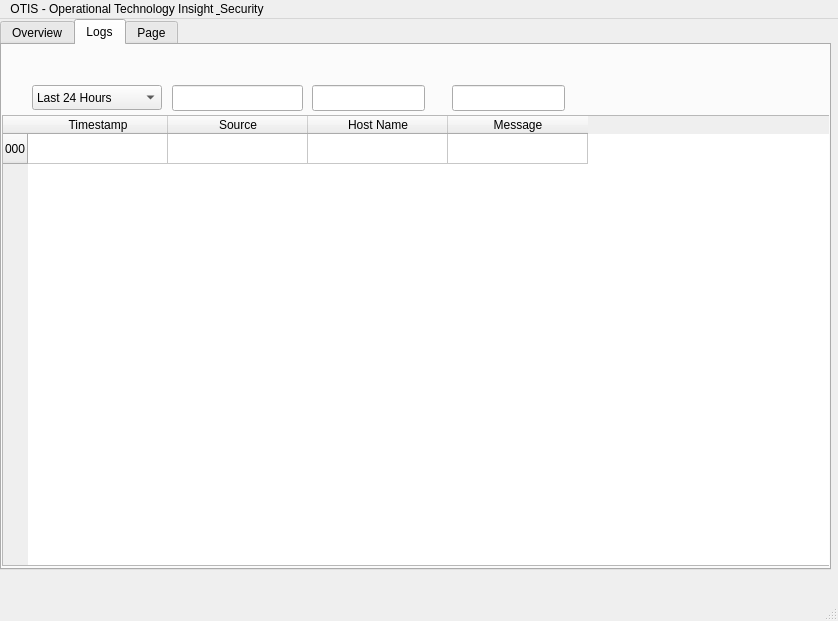
The window that mainwindow.ui (josschi95/OTIS) describes before a commit, drawn with Qt 5.
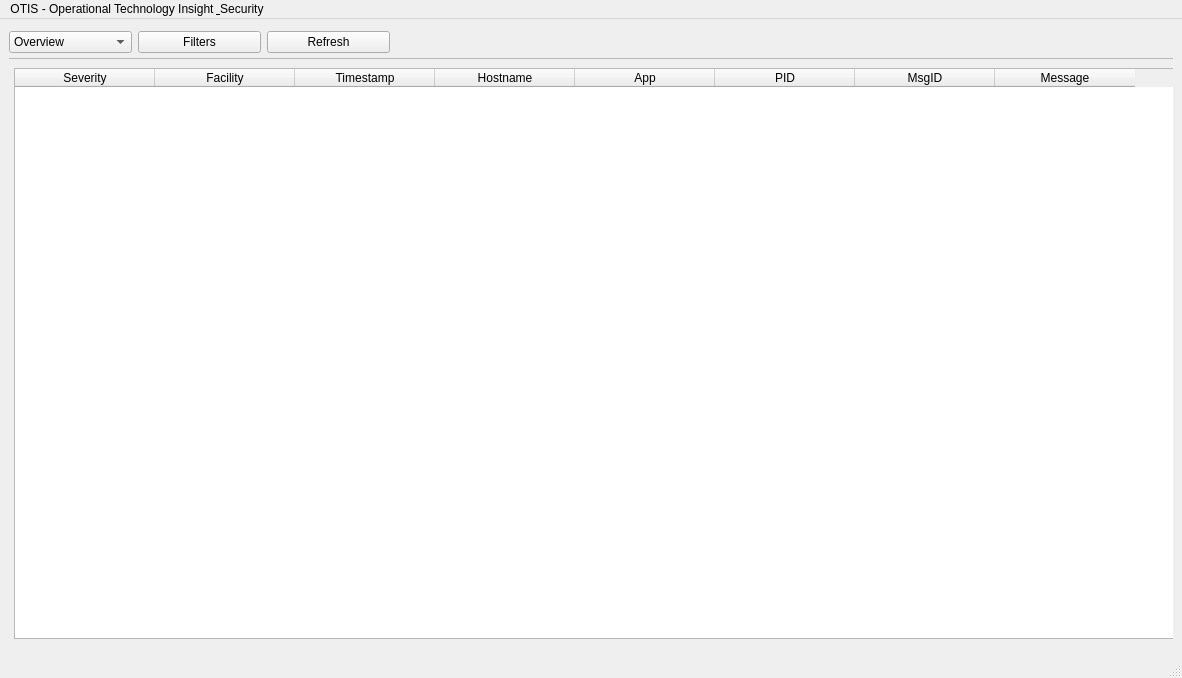
The same window after the commit. The open tabs and pages were chosen to show the change.

Commit message: Changed app layout, switched table format

Diff of the .ui file:
```diff
--- a/mainwindow.ui
+++ b/mainwindow.ui
@@ -6,57 +6,132 @@
    <rect>
     <x>0</x>
     <y>0</y>
-    <width>838</width>
-    <height>621</height>
+    <width>1182</width>
+    <height>678</height>
    </rect>
   </property>
   <property name="windowTitle">
    <string>MainWindow</string>
   </property>
   <widget class="QWidget" name="centralwidget">
-   <widget class="QTabWidget" name="tabWidget">
+   <layout class="QVBoxLayout" name="verticalLayout">
+    <item>
+     <widget class="QStackedWidget" name="stackedWidget">
+      <widget class="QWidget" name="idx0_overview">
+       <widget class="QComboBox" name="overviewPageSelect">
     <property name="geometry">
      <rect>
       <x>0</x>
       <y>0</y>
-      <width>831</width>
-      <height>551</height>
-     </rect>
-    </property>
-    <property name="currentIndex">
-     <number>2</number>
-    </property>
-    <widget class="QWidget" name="overview">
-     <attribute name="title">
+          <width>122</width>
+          <height>26</height>
+         </rect>
+        </property>
+        <item>
+         <property name="text">
       <string>Overview</string>
-     </attribute>
-     <widget class="QPushButton" name="testWindowButton">
+         </property>
+        </item>
+        <item>
+         <property name="text">
+          <string>Devices</string>
+         </property>
+        </item>
+        <item>
+         <property name="text">
+          <string>Rules</string>
+         </property>
+        </item>
+        <item>
+         <property name="text">
+          <string>Logs</string>
+         </property>
+        </item>
+       </widget>
+      </widget>
+      <widget class="QWidget" name="idx1_devices">
+       <widget class="QComboBox" name="devicesPageSelect">
       <property name="geometry">
        <rect>
-        <x>700</x>
-        <y>10</y>
-        <width>86</width>
+          <x>0</x>
+          <y>0</y>
+          <width>122</width>
         <height>26</height>
        </rect>
       </property>
+        <item>
       <property name="text">
-       <string>TEST</string>
-      </property>
-     </widget>
-    </widget>
-    <widget class="QWidget" name="logs">
-     <attribute name="title">
+          <string>Overview</string>
+         </property>
+        </item>
+        <item>
+         <property name="text">
+          <string>Devices</string>
+         </property>
+        </item>
+        <item>
+         <property name="text">
+          <string>Rules</string>
+         </property>
+        </item>
+        <item>
+         <property name="text">
+          <string>Logs</string>
+         </property>
+        </item>
+       </widget>
+      </widget>
+      <widget class="QWidget" name="idx2_rules">
+       <widget class="QComboBox" name="rulesPageSelect">
+        <property name="geometry">
+         <rect>
+          <x>0</x>
+          <y>0</y>
+          <width>122</width>
+          <height>26</height>
+         </rect>
+        </property>
+        <item>
+         <property name="text">
+          <string>Overview</string>
+         </property>
+        </item>
+        <item>
+         <property name="text">
+          <string>Devices</string>
+         </property>
+        </item>
+        <item>
+         <property name="text">
+          <string>Rules</string>
+         </property>
+        </item>
+        <item>
+         <property name="text">
       <string>Logs</string>
-     </attribute>
+         </property>
+        </item>
+       </widget>
+      </widget>
+      <widget class="QWidget" name="idx3_logs">
+       <widget class="QFrame" name="frame_3">
+        <property name="geometry">
+         <rect>
+          <x>-5</x>
+          <y>30</y>
+          <width>1181</width>
+          <height>591</height>
+         </rect>
+        </property>
+        <property name="frameShape">
+         <enum>QFrame::Shape::StyledPanel</enum>
+        </property>
+        <property name="frameShadow">
+         <enum>QFrame::Shadow::Raised</enum>
+        </property>
+        <layout class="QHBoxLayout" name="horizontalLayout_6">
+         <item>
      <widget class="QTableWidget" name="logTable">
-      <property name="geometry">
-       <rect>
-        <x>0</x>
-        <y>70</y>
-        <width>831</width>
-        <height>451</height>
-       </rect>
-      </property>
       <property name="verticalScrollBarPolicy">
        <enum>Qt::ScrollBarPolicy::ScrollBarAsNeeded</enum>
       </property>
@@ -66,11 +141,16 @@
       <attribute name="horizontalHeaderDefaultSectionSize">
        <number>140</number>
       </attribute>
-      <row>
+           <column>
        <property name="text">
-        <string>000</string>
-       </property>
-      </row>
+             <string>Severity</string>
+            </property>
+           </column>
+           <column>
+            <property name="text">
+             <string>Facility</string>
+            </property>
+           </column>
       <column>
        <property name="text">
         <string>Timestamp</string>
@@ -78,12 +158,22 @@
       </column>
       <column>
        <property name="text">
-        <string>Source</string>
+             <string>Hostname</string>
        </property>
       </column>
       <column>
        <property name="text">
-        <string>Host Name</string>
+             <string>App</string>
+            </property>
+           </column>
+           <column>
+            <property name="text">
+             <string>PID</string>
+            </property>
+           </column>
+           <column>
+            <property name="text">
+             <string>MsgID</string>
        </property>
       </column>
       <column>
@@ -92,117 +182,79 @@
        </property>
       </column>
      </widget>
-     <widget class="QLineEdit" name="lineEdit">
-      <property name="geometry">
-       <rect>
-        <x>170</x>
-        <y>40</y>
-        <width>131</width>
-        <height>26</height>
-       </rect>
-      </property>
-     </widget>
-     <widget class="QComboBox" name="comboBox">
-      <property name="geometry">
-       <rect>
-        <x>30</x>
-        <y>40</y>
-        <width>130</width>
-        <height>25</height>
-       </rect>
-      </property>
-      <item>
-       <property name="text">
-        <string>Last 24 Hours</string>
-       </property>
-      </item>
-      <item>
-       <property name="text">
-        <string>All Time</string>
-       </property>
-      </item>
-      <item>
-       <property name="text">
-        <string>Last Hour</string>
-       </property>
-      </item>
-      <item>
-       <property name="text">
-        <string>Last 7 Days</string>
-       </property>
-      </item>
-      <item>
-       <property name="text">
-        <string>Custom...</string>
-       </property>
-      </item>
-     </widget>
-     <widget class="QLineEdit" name="lineEdit_2">
-      <property name="geometry">
-       <rect>
-        <x>310</x>
-        <y>40</y>
-        <width>113</width>
-        <height>26</height>
-       </rect>
-      </property>
-     </widget>
-     <widget class="QLineEdit" name="lineEdit_3">
-      <property name="geometry">
-       <rect>
-        <x>450</x>
-        <y>40</y>
-        <width>113</width>
-        <height>26</height>
-       </rect>
-      </property>
-     </widget>
-    </widget>
-    <widget class="QWidget" name="testTab">
-     <attribute name="title">
-      <string>Page</string>
-     </attribute>
-     <widget class="QTableView" name="tableView">
+         </item>
+        </layout>
+       </widget>
+       <widget class="QWidget" name="horizontalLayoutWidget">
       <property name="geometry">
        <rect>
         <x>0</x>
-        <y>70</y>
-        <width>831</width>
-        <height>451</height>
-       </rect>
-      </property>
-     </widget>
-     <widget class="QPushButton" name="refreshLogsButton">
-      <property name="geometry">
-       <rect>
-        <x>740</x>
         <y>0</y>
-        <width>86</width>
-        <height>26</height>
-       </rect>
-      </property>
+          <width>381</width>
+          <height>28</height>
+         </rect>
+        </property>
+        <layout class="QHBoxLayout" name="horizontalLayout_2">
+         <item>
+          <widget class="QComboBox" name="logsPageSelect">
+           <item>
+            <property name="text">
+             <string>Overview</string>
+            </property>
+           </item>
+           <item>
+            <property name="text">
+             <string>Devices</string>
+            </property>
+           </item>
+           <item>
+            <property name="text">
+             <string>Rules</string>
+            </property>
+           </item>
+           <item>
+            <property name="text">
+             <string>Logs</string>
+            </property>
+           </item>
+          </widget>
+         </item>
+         <item>
+          <widget class="QPushButton" name="tableFiltersButton">
+           <property name="text">
+            <string>Filters</string>
+           </property>
+          </widget>
+         </item>
+         <item>
+          <widget class="QPushButton" name="refreshTableButton">
       <property name="text">
        <string>Refresh</string>
       </property>
      </widget>
-    </widget>
-   </widget>
+         </item>
+        </layout>
+       </widget>
+      </widget>
+     </widget>
+    </item>
+   </layout>
   </widget>
   <widget class="QMenuBar" name="menubar">
    <property name="geometry">
     <rect>
      <x>0</x>
      <y>0</y>
-     <width>838</width>
+     <width>1182</width>
      <height>23</height>
     </rect>
    </property>
-   <widget class="QMenu" name="menuOTIS_Operational_Technology_Insight_Security_2">
+   <widget class="QMenu" name="menuBarLabel">
     <property name="title">
      <string>OTIS - Operational Technology Insight &amp; Security</string>
     </property>
    </widget>
-   <addaction name="menuOTIS_Operational_Technology_Insight_Security_2"/>
+   <addaction name="menuBarLabel"/>
   </widget>
   <widget class="QStatusBar" name="statusbar"/>
  </widget>
```
Lines whose indentation alone changed are shown as unchanged. The commit also changes 16 other files.
